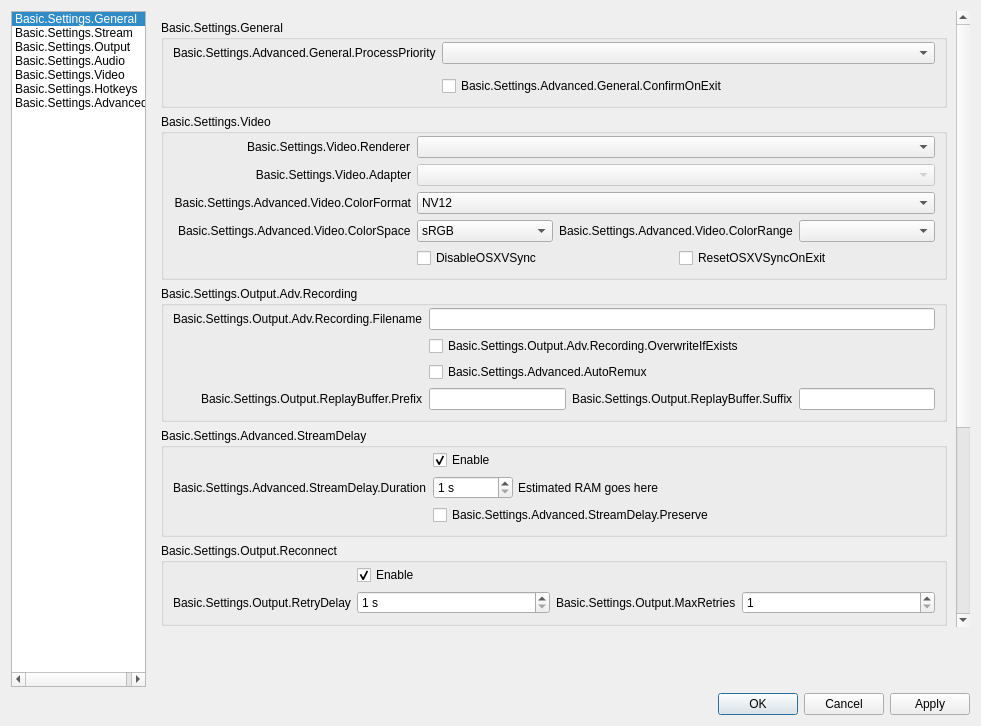
Old version of the form UI/forms/OBSBasicSettings.ui in the repository obsproject/obs-studio.
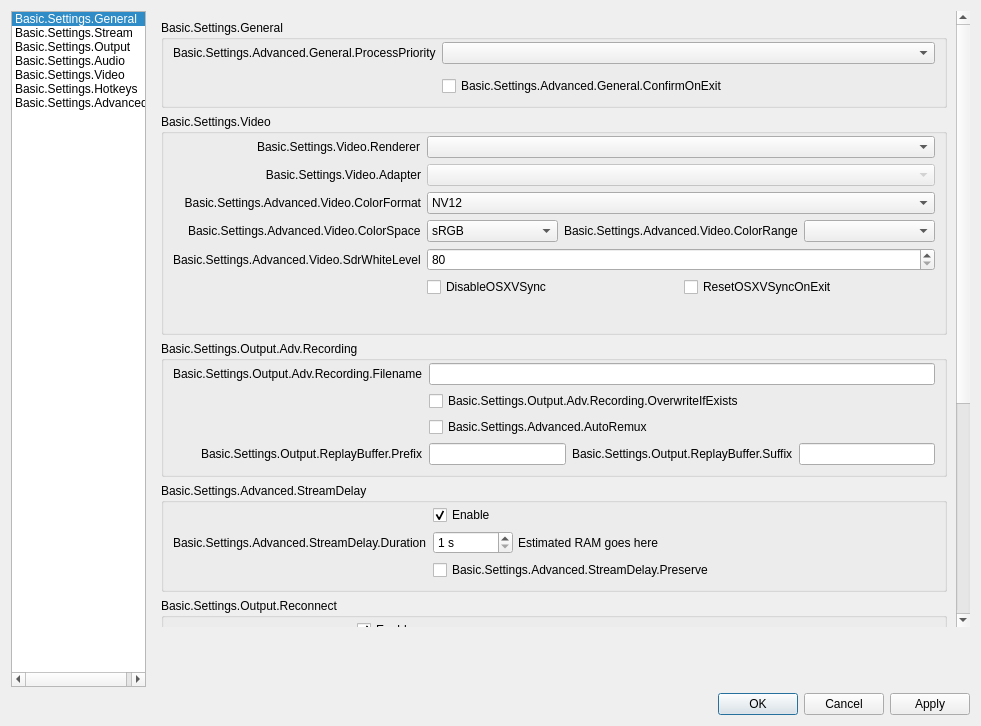
New version of the form. The open tabs and pages were chosen to show the change. Icons and pictures are not drawn. Custom widgets are drawn as their Qt base class.

Commit message: libobs, UI: Add SDR white nits option

Patch:
```diff
--- a/UI/forms/OBSBasicSettings.ui
+++ b/UI/forms/OBSBasicSettings.ui
@@ -4989,35 +4989,15 @@
                      </item>
                     </widget>
                    </item>
-                   <item row="4" column="1">
-                    <layout class="QHBoxLayout" name="horizontalLayout_18">
-                     <property name="leftMargin">
-                      <number>0</number>
+                   <item row="3" column="0">
+                    <widget class="QLabel" name="label_33">
+                     <property name="text">
+                      <string>Basic.Settings.Advanced.Video.ColorSpace</string>
                      </property>
-                     <property name="topMargin">
-                      <number>0</number>
+                     <property name="buddy">
+                      <cstring>colorSpace</cstring>
                      </property>
-                     <property name="rightMargin">
-                      <number>0</number>
-                     </property>
-                     <property name="bottomMargin">
-                      <number>0</number>
-                     </property>
-                     <item>
-                      <widget class="QCheckBox" name="disableOSXVSync">
-                       <property name="text">
-                        <string>DisableOSXVSync</string>
-                       </property>
-                      </widget>
-                     </item>
-                     <item>
-                      <widget class="QCheckBox" name="resetOSXVSync">
-                       <property name="text">
-                        <string>ResetOSXVSyncOnExit</string>
-                       </property>
-                      </widget>
-                     </item>
-                    </layout>
+                    </widget>
                    </item>
                    <item row="3" column="1">
                     <layout class="QHBoxLayout" name="horizontalLayout_20">
@@ -5073,17 +5053,73 @@
                      </item>
                     </layout>
                    </item>
-                   <item row="3" column="0">
-                    <widget class="QLabel" name="label_33">
-                     <property name="text">
-                      <string>Basic.Settings.Advanced.Video.ColorSpace</string>
-                     </property>
-                     <property name="buddy">
-                      <cstring>colorSpace</cstring>
-                     </property>
-                    </widget>
-                   </item>
                    <item row="4" column="0">
+                    <widget class="QLabel" name="label_sdrWhiteLevel">
+                     <property name="text">
+                      <string>Basic.Settings.Advanced.Video.SdrWhiteLevel</string>
+                     </property>
+                     <property name="buddy">
+                      <cstring>sdrWhiteLevel</cstring>
+                     </property>
+                    </widget>
+                   </item>
+                   <item row="4" column="1">
+                    <layout class="QHBoxLayout" name="horizontalLayout_sdrPaperWhite">
+                     <property name="leftMargin">
+                      <number>0</number>
+                     </property>
+                     <property name="topMargin">
+                      <number>0</number>
+                     </property>
+                     <property name="rightMargin">
+                      <number>0</number>
+                     </property>
+                     <property name="bottomMargin">
+                      <number>0</number>
+                     </property>
+                     <item>
+                      <widget class="QSpinBox" name="sdrWhiteLevel">
+                       <property name="minimum">
+                        <number>80</number>
+                       </property>
+                       <property name="maximum">
+                        <number>480</number>
+                       </property>
+                      </widget>
+                     </item>
+                    </layout>
+                   </item>
+                   <item row="5" column="1">
+                    <layout class="QHBoxLayout" name="horizontalLayout_18">
+                     <property name="leftMargin">
+                      <number>0</number>
+                     </property>
+                     <property name="topMargin">
+                      <number>0</number>
+                     </property>
+                     <property name="rightMargin">
+                      <number>0</number>
+                     </property>
+                     <property name="bottomMargin">
+                      <number>0</number>
+                     </property>
+                     <item>
+                      <widget class="QCheckBox" name="disableOSXVSync">
+                       <property name="text">
+                        <string>DisableOSXVSync</string>
+                       </property>
+                      </widget>
+                     </item>
+                     <item>
+                      <widget class="QCheckBox" name="resetOSXVSync">
+                       <property name="text">
+                        <string>ResetOSXVSyncOnExit</string>
+                       </property>
+                      </widget>
+                     </item>
+                    </layout>
+                   </item>
+                   <item row="6" column="0">
                     <spacer name="horizontalSpacer_12">
                      <property name="orientation">
                       <enum>Qt::Horizontal</enum>
```
The commit also changes 7 other files.
